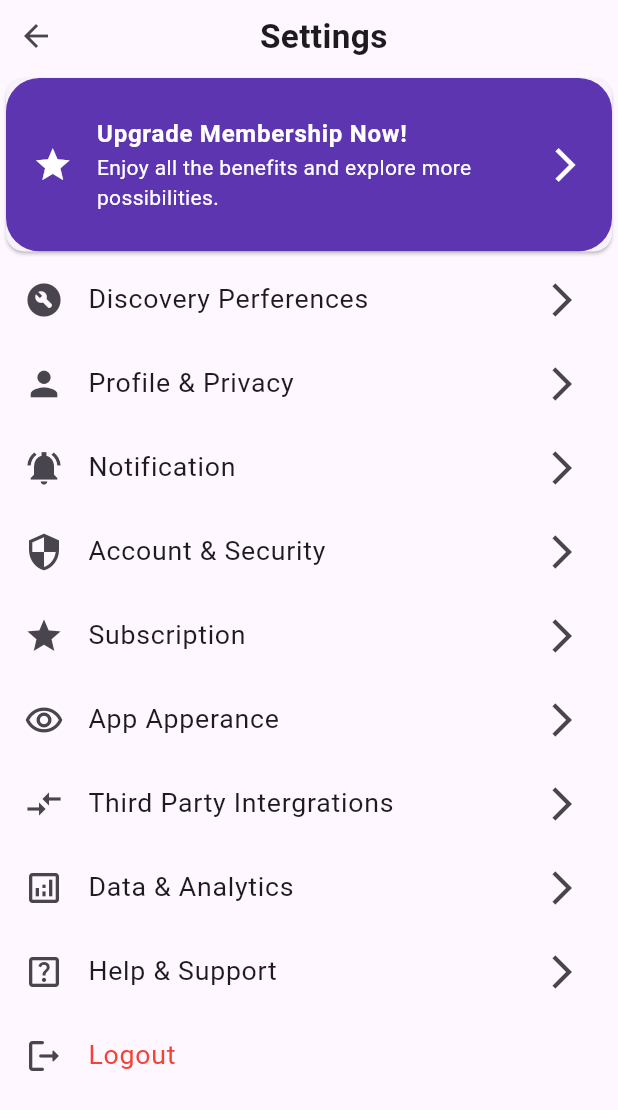
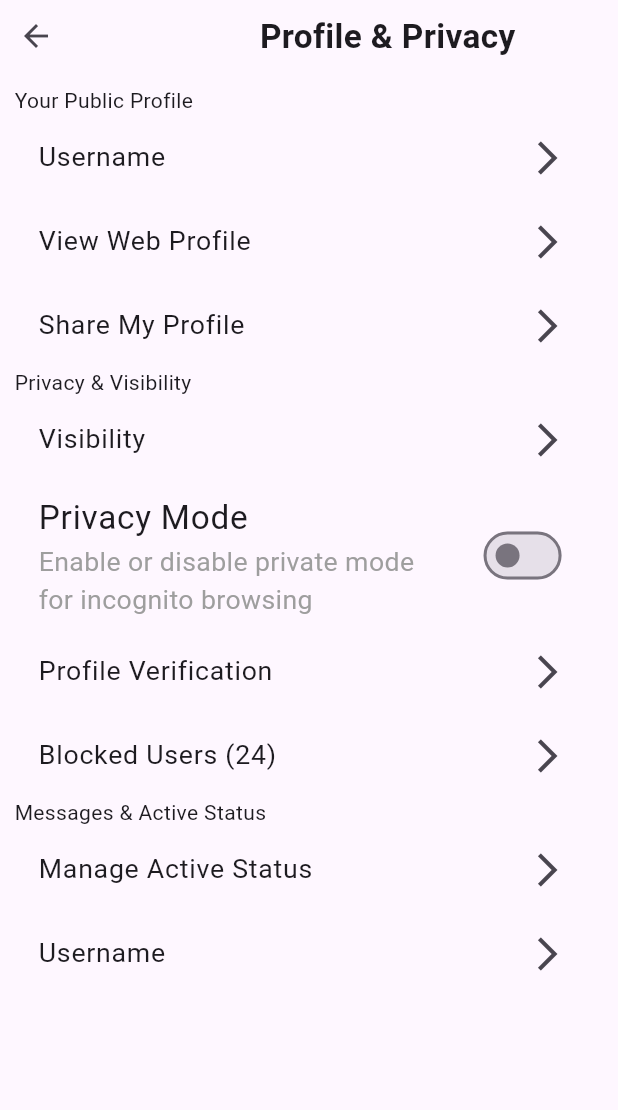
Before and after one commit to abhishek2355/Alpha_Demo, a Flutter app: the screen it shows after launch, on a phone screen of 412 x 824 dp. Shown: the top 1110 px of the screen. Run offline on Flutter 3.47's test engine with Material 3 defaults, Android fonts, the phone set to English and light mode, and no system bars; our stand-ins replace settings_ui.

Commit message:
profile pagechanged (#11)
* profile pagechanged

* cd

* sdff

---------

Co-authored-by: Abhishek Santosh Raut <90473454+abhishek2355@users.noreply.github.com>

```diff
--- /dev/null
+++ b/lib/SeperateProfile.dart
@@ -0,0 +1,42 @@
+import 'package:flutter/cupertino.dart';
+import 'package:flutter/material.dart';
+import 'package:settings_ui/settings_ui.dart';
+import 'package:alpha_devayani/constants/app_heights.dart' as app_heights;
+import 'package:alpha_devayani/constants/app_strings.dart' as app_strings;
+import 'package:alpha_devayani/constants/app_widths.dart' as app_widths;
+
+class SeperateSettings extends StatelessWidget {
+  final String name;
+
+  const SeperateSettings({
+    super.key,
+    required this.name,
+  });
+
+  @override
+  Widget build(BuildContext context) {
+    var deviceMedia = MediaQuery.of(context);
+    final double screenHeight = deviceMedia.size.height -
+        deviceMedia.padding.top -
+        deviceMedia.padding.bottom;
+    final double screenWidth = deviceMedia.size.width -
+        deviceMedia.padding.left -
+        deviceMedia.padding.right;
+
+    return ListTile(
+      // leading: Icon(
+      //   iconName,
+      //   size: screenHeight * app_heights.height30,
+      // ),
+      title: Text(
+        name,
+        style: TextStyle(fontSize: screenHeight * app_heights.height20),
+      ),
+      trailing: Icon(
+        Icons.arrow_forward_ios_sharp,
+        size: screenHeight * app_heights.height30,
+      ),
+      onTap: () {},
+    );
+  }
+}
--- a/lib/constants/app_strings.dart
+++ b/lib/constants/app_strings.dart
@@ -217,6 +217,25 @@
 const helpAndSupport = "Help & Support";
 const logout = "Logout";
 
+//profile2
+const yourPublicProfile = "Your Public Profile";
+const viewWebProfile = "View Web Profile";
+const shareMyProfile = "Share My Profile";
+const privacyAndVisibility = "Privacy & Visibility";
+const visibility = "Visibility";
+const chooseWhoCanSeeYourProfile = "Choose who can see your profile";
+const privacyMode = "Privacy Mode";
+const unableOrDisablePrivateModeforincognitobrowsing =
+    "Enable or disable private mode for incognito browsing";
+const profileVerification = "Profile Verification";
+const verifyYourProfileToGainMoreTrust =
+    "Verify your profile to gain more trust";
+const blockedUsers = "Blocked Users (24)";
+const thePeopleYouBlockedAreDisplayedHere =
+    "The people you blocked are disployed here";
+const messagesAndActiveStatus = "Messages & Active Status";
+const manageActiveStatus = "Manage Active Status";
+const manageMessages = "Manage Messages";
 
 // Backend api request urls
 
--- a/lib/main.dart
+++ b/lib/main.dart
@@ -1,4 +1,4 @@
-import 'package:alpha_devayani/settings_1.dart';
+import 'package:alpha_devayani/profileAndPrivacy2.dart';
 import 'package:flutter/material.dart';
 
 void main() {
@@ -10,7 +10,7 @@
   @override
   Widget build(BuildContext context) {
     return const MaterialApp(
-      home: Setting1(),
+      home: Profile2(),
     );
   }
 }
--- /dev/null
+++ b/lib/profileAndPrivacy2.dart
@@ -0,0 +1,97 @@
+import 'package:alpha_devayani/SeperateProfile.dart';
+import 'package:flutter/material.dart';
+import 'package:settings_ui/settings_ui.dart';
+import 'package:alpha_devayani/constants/app_heights.dart' as app_heights;
+import 'package:alpha_devayani/constants/app_strings.dart' as app_strings;
+import 'package:alpha_devayani/constants/app_widths.dart' as app_widths;
+import 'package:flutter/cupertino.dart';
+
+class Profile2 extends StatefulWidget {
+  const Profile2({super.key});
+
+  @override
+  State<Profile2> createState() => _Profile2State();
+}
+
+class _Profile2State extends State<Profile2> {
+  //For switching
+  bool isSelected = false;
+
+  @override
+  Widget build(BuildContext context) {
+    var deviceMedia = MediaQuery.of(context);
+    final double screenHeight = deviceMedia.size.height -
+        deviceMedia.padding.top -
+        deviceMedia.padding.bottom;
+    final double screenWidth = deviceMedia.size.width -
+        deviceMedia.padding.left -
+        deviceMedia.padding.right;
+    return SafeArea(
+      child: Scaffold(
+        body: Column(
+          children: [
+            Row(
+              children: [
+                IconButton(onPressed: () {}, icon: Icon(Icons.arrow_back)),
+                SizedBox(
+                  width: screenWidth * app_widths.width130,
+                ),
+                Text(
+                  app_strings.profileAndPrivacy,
+                  style: TextStyle(
+                      fontWeight: FontWeight.bold,
+                      fontSize: screenHeight * app_heights.height25),
+                ),
+              ],
+            ),
+            Flexible(
+              child: Padding(
+                padding: EdgeInsets.symmetric(
+                    horizontal: screenWidth * app_widths.width10,
+                    vertical: screenHeight * app_heights.height10),
+                child: ListView(
+                  children: [
+                    Text(app_strings.yourPublicProfile),
+                    SeperateSettings(name: app_strings.username),
+                    SeperateSettings(name: app_strings.viewWebProfile),
+                    SeperateSettings(name: app_strings.shareMyProfile),
+                    Text(app_strings.privacyAndVisibility),
+                    SeperateSettings(name: app_strings.visibility),
+                    ListTile(
+                      title: Text(
+                        app_strings.privacyMode,
+                        style: TextStyle(
+                          fontSize: screenHeight * app_heights.height25,
+                        ),
+                      ),
+                      subtitle: Text(
+                        app_strings
+                            .unableOrDisablePrivateModeforincognitobrowsing,
+                        style: TextStyle(
+                            fontSize: screenHeight * app_heights.height20,
+                            color: Colors.grey),
+                      ),
+                      trailing: Switch(
+                        onChanged: (value) {
+                          setState(() {
+                            isSelected = !isSelected;
+                          });
+                        },
+                        value: isSelected,
+                      ),
+                    ),
+                    SeperateSettings(name: app_strings.profileVerification),
+                    SeperateSettings(name: app_strings.blockedUsers),
+                    Text(app_strings.messagesAndActiveStatus),
+                    SeperateSettings(name: app_strings.manageActiveStatus),
+                    SeperateSettings(name: app_strings.username),
+                  ], //
+                ),
+              ),
+            ),
+          ],
+        ),
+      ),
+    );
+  }
+}
```
